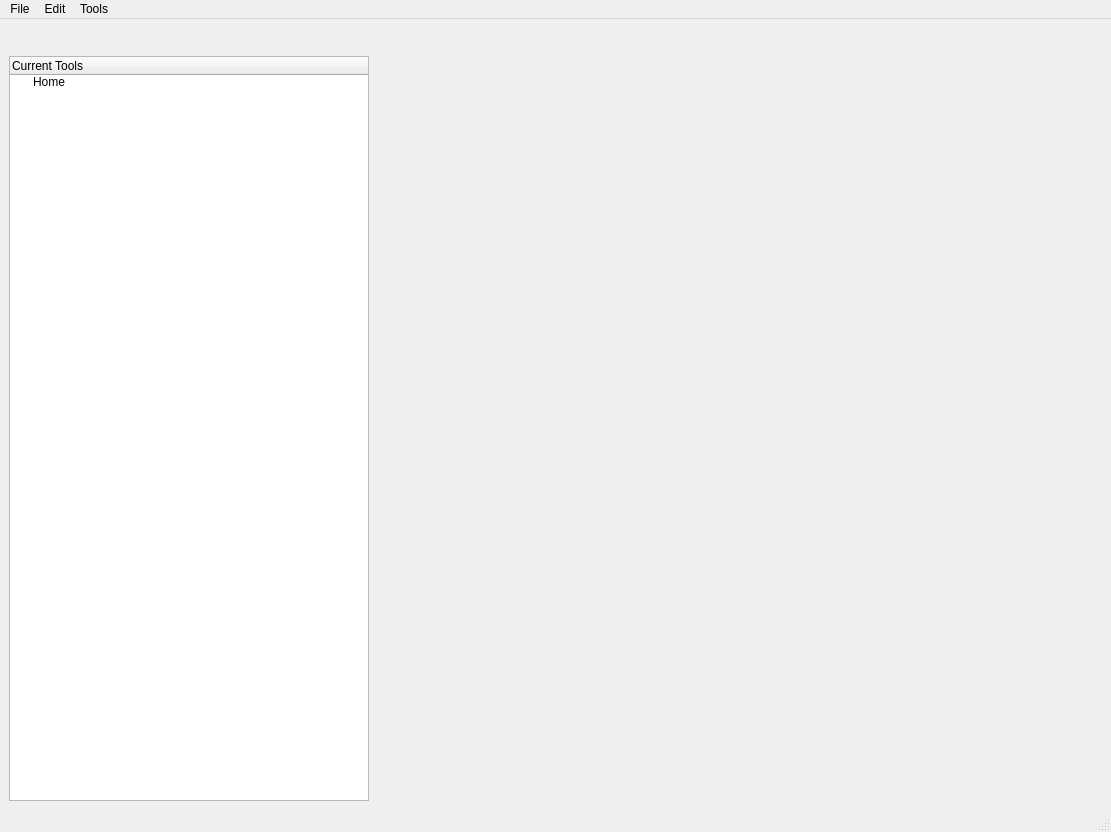
ganelonhb/QDMSuite, file mainwindow.ui: the form before one commit.
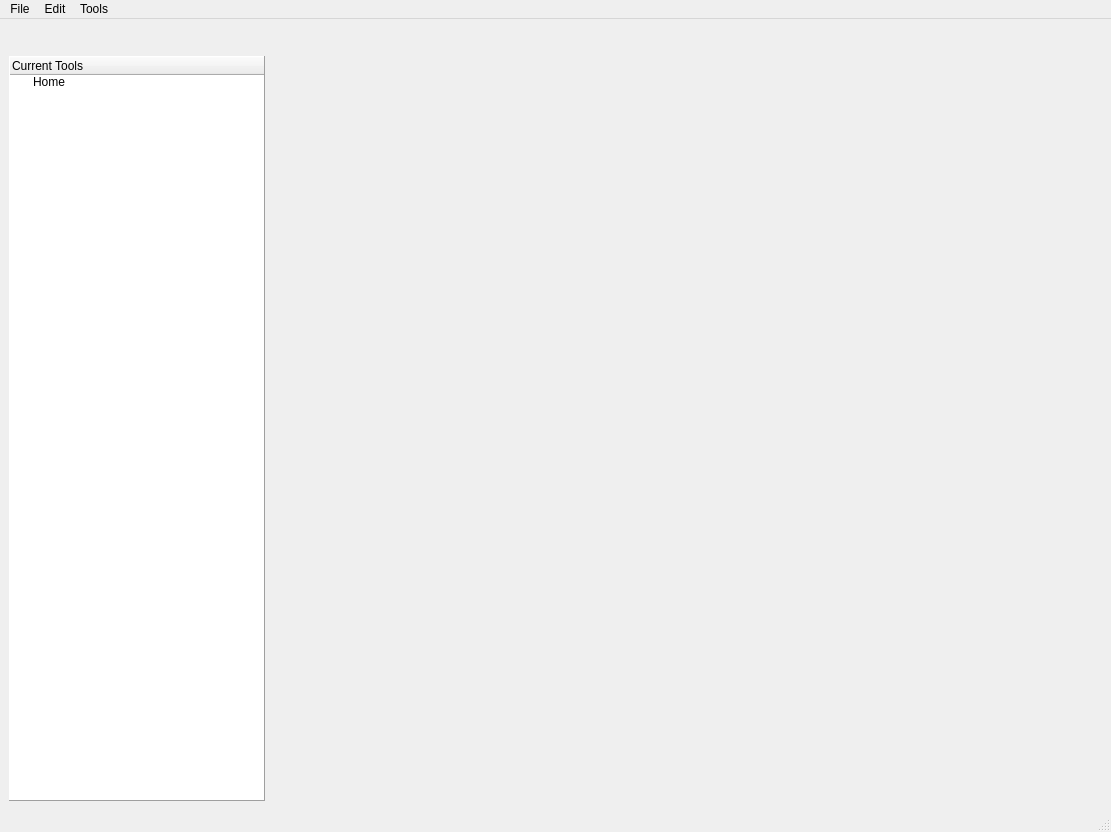
The form after the commit. Icons and pictures are not drawn. Custom widgets are drawn as their Qt base class.

Commit message: dice roller buttons now light up when hovered over to further hint that they can be presed.

The edit to the form file:
```diff
--- a/mainwindow.ui
+++ b/mainwindow.ui
@@ -17,6 +17,9 @@
    <iconset resource="res.qrc">
     <normaloff>:/ui/imgs/logo.svg</normaloff>:/ui/imgs/logo.svg</iconset>
   </property>
+  <property name="styleSheet">
+   <string notr="true"/>
+  </property>
   <property name="dockOptions">
    <set>QMainWindow::DockOption::AllowNestedDocks|QMainWindow::DockOption::AllowTabbedDocks|QMainWindow::DockOption::AnimatedDocks|QMainWindow::DockOption::VerticalTabs</set>
   </property>
@@ -28,6 +31,12 @@
        <layout class="QHBoxLayout" name="horizontalLayout_5">
         <item>
          <widget class="SplitTabsWidget" name="splitTabWidget" native="true">
+          <property name="sizePolicy">
+           <sizepolicy hsizetype="Expanding" vsizetype="Expanding">
+            <horstretch>0</horstretch>
+            <verstretch>0</verstretch>
+           </sizepolicy>
+          </property>
           <layout class="QGridLayout" name="gridLayout_4"/>
          </widget>
         </item>
@@ -137,6 +146,12 @@
         <verstretch>0</verstretch>
        </sizepolicy>
       </property>
+      <property name="frameShape">
+       <enum>QFrame::Shape::Panel</enum>
+      </property>
+      <property name="frameShadow">
+       <enum>QFrame::Shadow::Raised</enum>
+      </property>
       <attribute name="headerVisible">
        <bool>true</bool>
       </attribute>
```
The commit also changes 7 other files.
